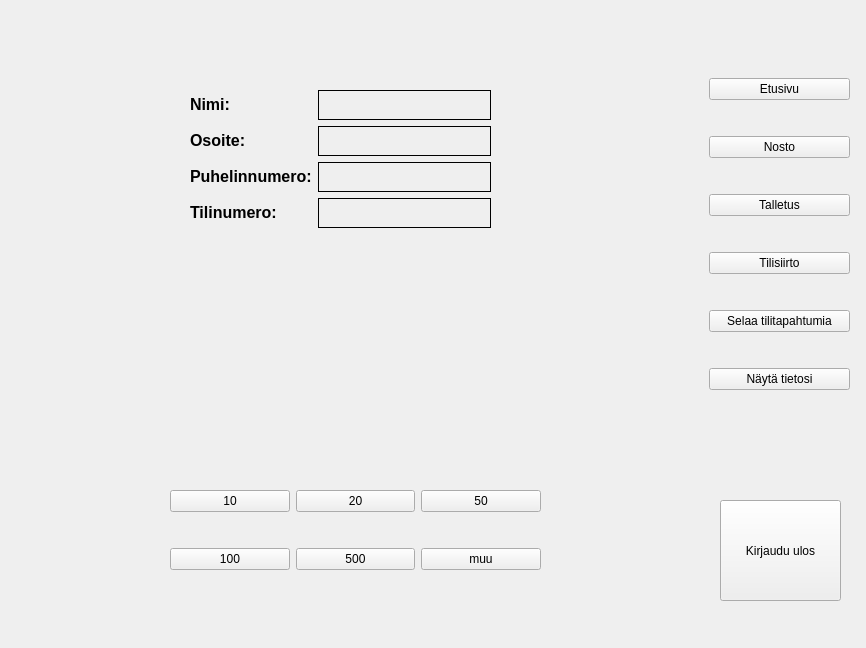
The window that bankautomat/mainwindow.ui (bank-2022/group7) describes before a commit, drawn with Qt 5.
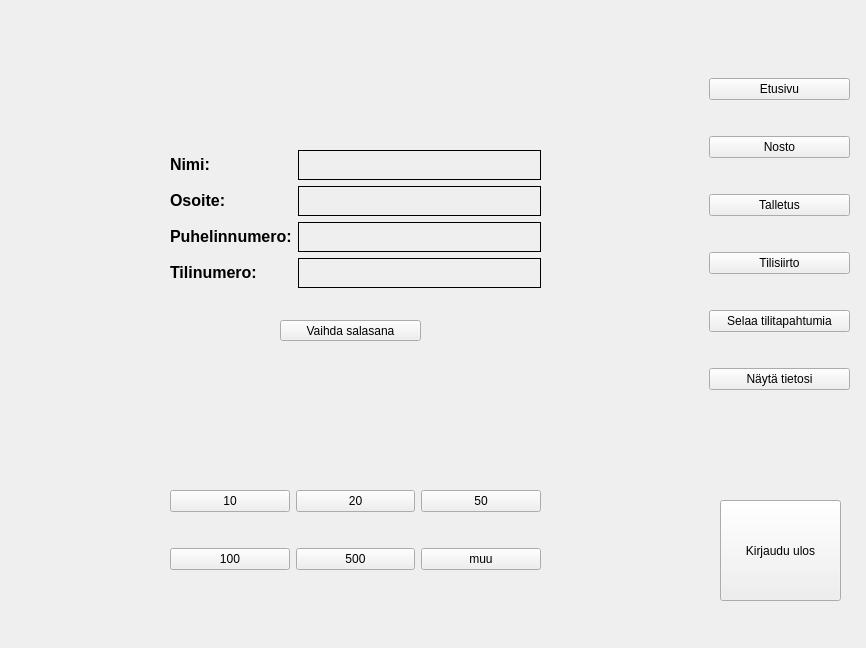
The same window after the commit. The open tabs and pages were chosen to show the change.

Diff of the .ui file:
```diff
--- a/bankautomat/mainwindow.ui
+++ b/bankautomat/mainwindow.ui
@@ -163,13 +163,26 @@
      </widget>
     </widget>
     <widget class="QWidget" name="naytaTiedotPage">
+     <widget class="QPushButton" name="vaihdaSalasana">
+      <property name="geometry">
+       <rect>
+        <x>270</x>
+        <y>300</y>
+        <width>141</width>
+        <height>21</height>
+       </rect>
+      </property>
+      <property name="text">
+       <string>Vaihda salasana</string>
+      </property>
+     </widget>
      <widget class="QWidget" name="formLayoutWidget">
       <property name="geometry">
        <rect>
-        <x>180</x>
-        <y>70</y>
-        <width>301</width>
-        <height>156</height>
+        <x>160</x>
+        <y>130</y>
+        <width>371</width>
+        <height>141</height>
        </rect>
       </property>
       <layout class="QFormLayout" name="formLayout">
```
Left out of the diff: 2 changed lines with no effect on the pictures.
